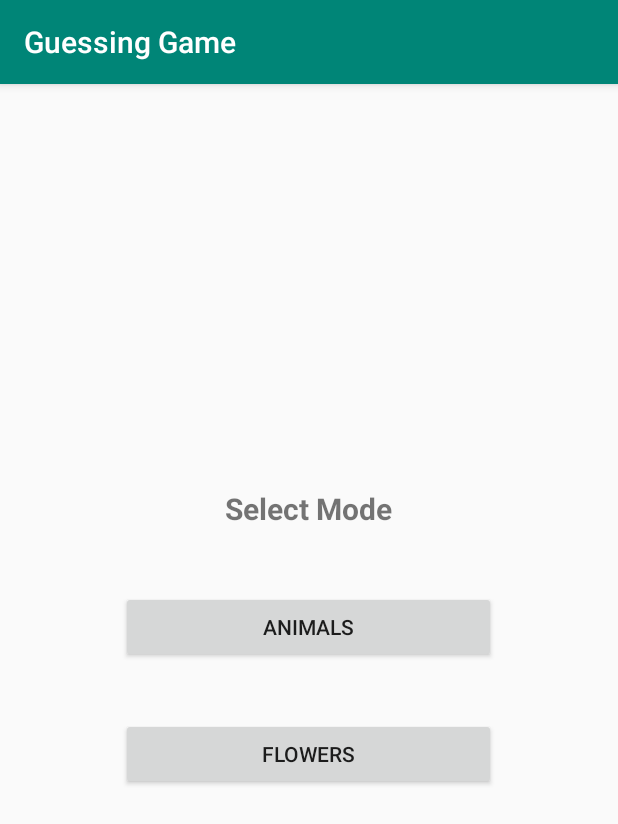
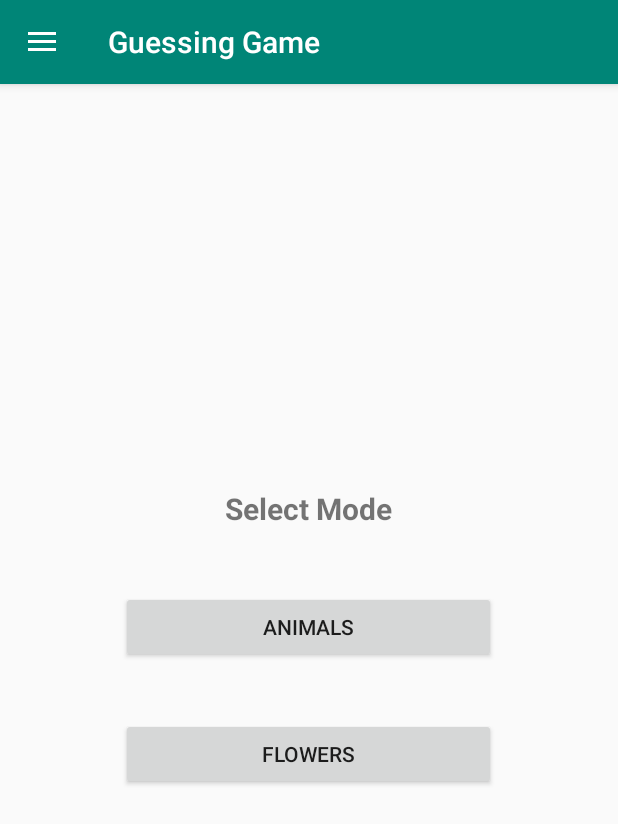
Before and after one commit to creepysta/Guessing-Game, an Android app: the ModeSelection screen opened directly, with no data from a screen before it, on a phone screen of 412 x 824 dp. Shown: the top 824 px of the screen. Run offline under Robolectric (Android 15) with nearby library versions, the phone set to English and light mode, and no system bars.

Commit message:
leaderboard option in navigation view added

```diff
--- a/app/build.gradle
+++ b/app/build.gradle
@@ -29,4 +29,5 @@ dependencies {
     testImplementation 'junit:junit:4.12'
     androidTestImplementation 'androidx.test:runner:1.2.0'
     androidTestImplementation 'androidx.test.espresso:espresso-core:3.2.0'
+    implementation 'com.google.android.material:material:1.0.0'
 }
--- a/app/src/main/java/com/sam/guessinggame/ModeSelection.java
+++ b/app/src/main/java/com/sam/guessinggame/ModeSelection.java
@@ -2,13 +2,22 @@ package com.sam.guessinggame;
 import android.content.Context;
 import android.content.Intent;
 import android.os.Bundle;
+import android.view.MenuItem;
 import android.view.View;
 
+import androidx.annotation.NonNull;
 import androidx.annotation.Nullable;
+import androidx.appcompat.app.ActionBarDrawerToggle;
 import androidx.appcompat.app.AppCompatActivity;
+import androidx.drawerlayout.widget.DrawerLayout;
+
+import com.google.android.material.navigation.NavigationView;
 
 public class ModeSelection extends AppCompatActivity {
 
+    NavigationView navigationView;
+    DrawerLayout drawerLayout;
+    ActionBarDrawerToggle toggle;
     private Context context;
 
     @Override
@@ -16,6 +25,29 @@ public class ModeSelection extends AppCompatActivity {
         super.onCreate(savedInstanceState);
         setContentView(R.layout.mode_selection);
         context = this;
+
+        drawerLayout = findViewById(R.id.drawerLayout);
+        navigationView = findViewById(R.id.navigationView);
+
+        toggle = new ActionBarDrawerToggle(this, drawerLayout, R.string.open_menu, R.string.close_menu);
+        drawerLayout.addDrawerListener(toggle);
+        toggle.syncState();
+
+        getSupportActionBar().setDisplayHomeAsUpEnabled(true);
+        navigationView.setNavigationItemSelectedListener(new NavigationView.OnNavigationItemSelectedListener() {
+            @Override
+            public boolean onNavigationItemSelected(@NonNull MenuItem item) {
+                switch (item.getItemId()){
+                    case R.id.leaderBoard:
+                        startActivity(new Intent(ModeSelection.this, LeaderBoard.class));
+                        break;
+                    default:
+                        return true;
+                }
+                return true;
+            }
+        });
+
     }
 
     public void onSelectAnimal(View view) {
@@ -32,4 +64,11 @@ public class ModeSelection extends AppCompatActivity {
         startActivity(intent);
     }
 
+    @Override
+    public boolean onOptionsItemSelected(@NonNull MenuItem item) {
+        if(toggle.onOptionsItemSelected(item))
+            return true;
+        return super.onOptionsItemSelected(item);
+    }
+
 }
--- a/app/src/main/res/layout/mode_selection.xml
+++ b/app/src/main/res/layout/mode_selection.xml
@@ -1,10 +1,16 @@
 <?xml version="1.0" encoding="utf-8"?>
-<androidx.constraintlayout.widget.ConstraintLayout xmlns:android="http://schemas.android.com/apk/res/android"
+
+<androidx.drawerlayout.widget.DrawerLayout xmlns:android="http://schemas.android.com/apk/res/android"
     xmlns:app="http://schemas.android.com/apk/res-auto"
     xmlns:tools="http://schemas.android.com/tools"
+    android:id="@+id/drawerLayout"
     android:layout_width="match_parent"
     android:layout_height="match_parent"
     android:orientation="vertical">
+
+    <androidx.constraintlayout.widget.ConstraintLayout
+        android:layout_width="match_parent"
+        android:layout_height="match_parent">
 
         <TextView
             android:id="@+id/textView"
@@ -31,8 +37,8 @@
             android:layout_marginTop="8dp"
             android:layout_marginEnd="8dp"
             android:layout_marginBottom="8dp"
+            android:onClick="onSelectAnimal"
             android:text="Animals"
-        android:onClick="onSelectAnimal"
             app:layout_constraintBottom_toBottomOf="parent"
             app:layout_constraintEnd_toEndOf="parent"
             app:layout_constraintHorizontal_bias="0.498"
@@ -48,14 +54,23 @@
             android:layout_marginTop="8dp"
             android:layout_marginEnd="8dp"
             android:layout_marginBottom="8dp"
+            android:onClick="onSelectFlower"
             android:text="Flowers"
-        android:onClick="onSelectFlower"
             app:layout_constraintBottom_toBottomOf="parent"
             app:layout_constraintEnd_toEndOf="parent"
             app:layout_constraintHorizontal_bias="0.498"
             app:layout_constraintStart_toStartOf="parent"
             app:layout_constraintTop_toBottomOf="@+id/animal_mode_bt"
             app:layout_constraintVertical_bias="0.09" />
+    </androidx.constraintlayout.widget.ConstraintLayout>
 
 
-</androidx.constraintlayout.widget.ConstraintLayout>
+    <com.google.android.material.navigation.NavigationView
+        android:id="@+id/navigationView"
+        android:layout_width="wrap_content"
+        android:layout_height="match_parent"
+        android:layout_gravity="start"
+        app:menu="@menu/nav_menu"
+        app:headerLayout="@layout/nav_header" />
+
+</androidx.drawerlayout.widget.DrawerLayout>
--- /dev/null
+++ b/app/src/main/res/menu/nav_menu.xml
@@ -0,0 +1,7 @@
+<?xml version="1.0" encoding="utf-8"?>
+<menu xmlns:android="http://schemas.android.com/apk/res/android">
+
+    <item android:id="@+id/leaderBoard"
+        android:title="Leaderboard" />
+
+</menu>
--- a/app/src/main/res/values/strings.xml
+++ b/app/src/main/res/values/strings.xml
@@ -1,3 +1,5 @@
 <resources>
     <string name="app_name">Guessing Game</string>
+    <string name="open_menu">Open Menu</string>
+    <string name="close_menu">Close Menu</string>
 </resources>
```
Also changed, not shown: app/src/main/res/layout/nav_header.xml (added, +16 -0 lines). Lines whose indentation alone changed are shown as unchanged.
